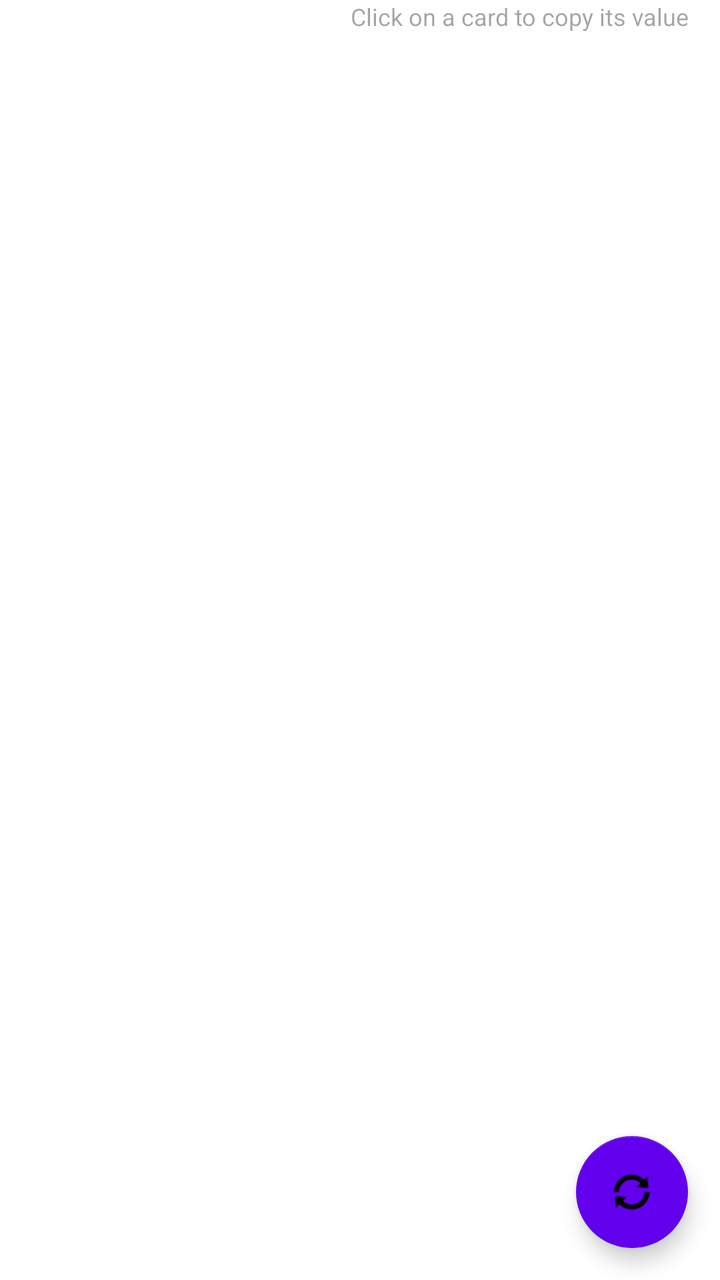
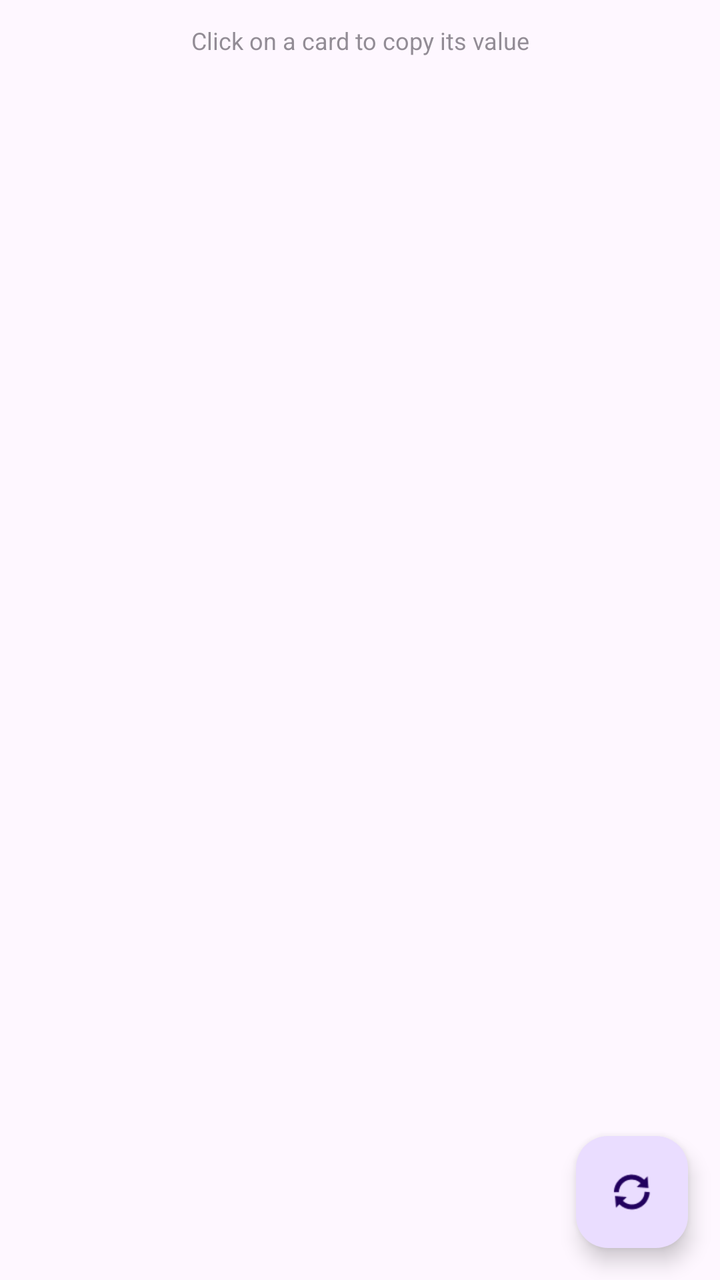

Two renders of the same Android screen: before a commit and after it. Below are the layout's source before the change and the commit's diff.
<!-- AndroidManifest.xml: application theme Theme.GeoLocator -->
<!-- res/layout/activity_main.xml -->
<?xml version="1.0" encoding="utf-8"?>
<androidx.constraintlayout.widget.ConstraintLayout xmlns:android="http://schemas.android.com/apk/res/android"
    xmlns:app="http://schemas.android.com/apk/res-auto"
    xmlns:tools="http://schemas.android.com/tools"
    android:id="@+id/main"
    android:layout_width="match_parent"
    android:layout_height="match_parent"
    tools:context=".MainActivity">

    <ProgressBar
        android:id="@+id/pb"
        android:layout_width="wrap_content"
        android:layout_height="wrap_content"
        app:layout_constraintBottom_toBottomOf="parent"
        app:layout_constraintEnd_toEndOf="parent"
        app:layout_constraintStart_toStartOf="parent"
        app:layout_constraintTop_toTopOf="parent" />

    <androidx.recyclerview.widget.RecyclerView
        android:id="@+id/rv_cards"
        android:layout_width="match_parent"
        android:layout_height="wrap_content"
        app:layout_constraintEnd_toEndOf="parent"
        app:layout_constraintStart_toStartOf="parent"
        app:layout_constraintTop_toTopOf="parent" />

    <TextView
        android:id="@+id/tv_msg"
        android:layout_width="match_parent"
        android:layout_height="wrap_content"
        android:layout_marginHorizontal="16dp"
        android:alpha="0.6"
        android:text="@string/click_on_card_msg"
        android:textAlignment="textEnd"
        android:textColor="?android:textColorSecondary"
        android:textSize="12sp"
        app:layout_constraintEnd_toEndOf="parent"
        app:layout_constraintStart_toStartOf="parent"
        app:layout_constraintTop_toBottomOf="@id/rv_cards" />

    <com.google.android.material.floatingactionbutton.FloatingActionButton
        android:id="@+id/fab_refresh"
        android:layout_width="wrap_content"
        android:layout_height="wrap_content"
        android:layout_margin="16dp"
        android:src="@android:drawable/ic_popup_sync"
        app:backgroundTint="?attr/colorPrimary"
        app:layout_constraintBottom_toBottomOf="parent"
        app:layout_constraintEnd_toEndOf="parent" />

</androidx.constraintlayout.widget.ConstraintLayout>
<!-- resources referenced by this layout -->
<resources>
  <string name="click_on_card_msg">Click on a card to copy its value</string>
  <style name="Theme.GeoLocator" parent="Theme.MaterialComponents.DayNight.DarkActionBar">
          
          <item name="colorPrimary">@color/purple_500</item>
          <item name="colorPrimaryVariant">@color/purple_700</item>
          <item name="colorOnPrimary">@color/white</item>
          
          <item name="colorSecondary">@color/teal_200</item>
          <item name="colorSecondaryVariant">@color/teal_700</item>
          <item name="colorOnSecondary">@color/black</item>
          
          <item name="android:statusBarColor">?attr/colorPrimaryVariant</item>
          
      </style>
  <color name="purple_500">#FF6200EE</color>
  <color name="purple_700">#FF3700B3</color>
  <color name="white">#FFFFFFFF</color>
  <color name="teal_200">#FF03DAC5</color>
  <color name="teal_700">#FF018786</color>
  <color name="black">#FF000000</color>
</resources>

<!-- the commit's change to res/layout/activity_main.xml (unified diff, before → after) -->
@@ -29,9 +29,10 @@
         android:layout_width="match_parent"
         android:layout_height="wrap_content"
         android:layout_marginHorizontal="16dp"
+        android:layout_marginTop="12dp"
         android:alpha="0.6"
         android:text="@string/click_on_card_msg"
-        android:textAlignment="textEnd"
+        android:textAlignment="center"
         android:textColor="?android:textColorSecondary"
         android:textSize="12sp"
         app:layout_constraintEnd_toEndOf="parent"
@@ -44,7 +45,6 @@
         android:layout_height="wrap_content"
         android:layout_margin="16dp"
         android:src="@android:drawable/ic_popup_sync"
-        app:backgroundTint="?attr/colorPrimary"
         app:layout_constraintBottom_toBottomOf="parent"
         app:layout_constraintEnd_toEndOf="parent" />
 
<!-- resource entries referenced after the edit -->
@@ -1,7 +1,7 @@
 <!-- resources referenced by this layout -->
 <resources>
   <string name="click_on_card_msg">Click on a card to copy its value</string>
-  <style name="Theme.GeoLocator" parent="Theme.MaterialComponents.DayNight.DarkActionBar">
+  <style name="Theme.GeoLocator" parent="Theme.Material3.DayNight">
           
           <item name="colorPrimary">@color/purple_500</item>
           <item name="colorPrimaryVariant">@color/purple_700</item>
